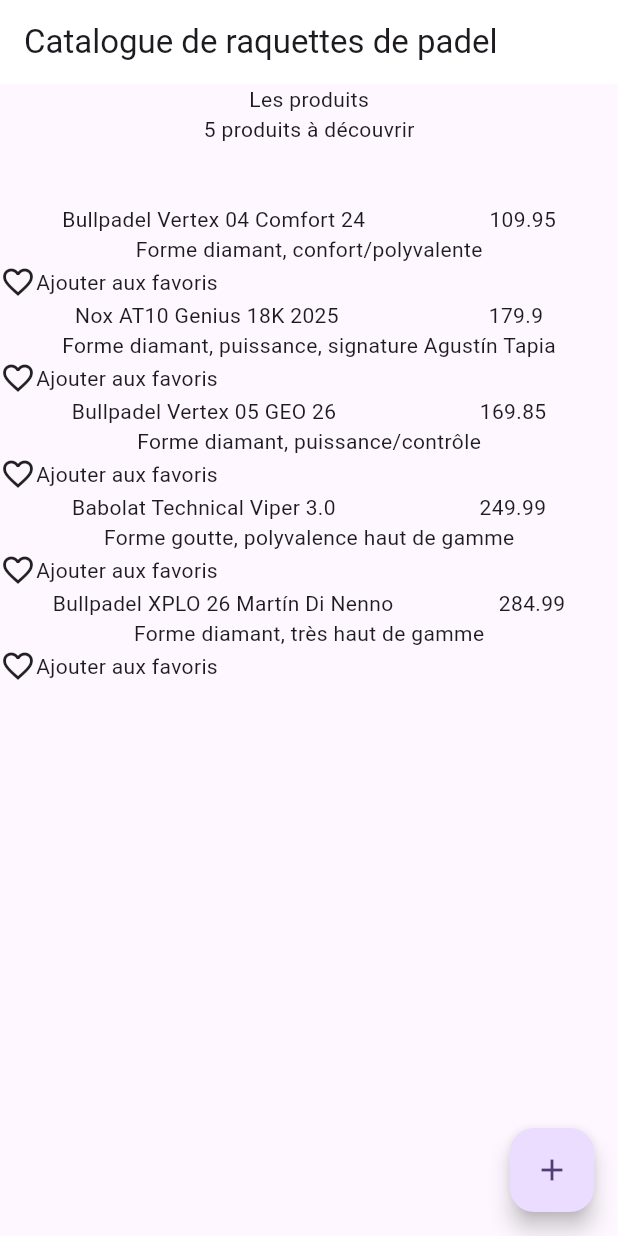
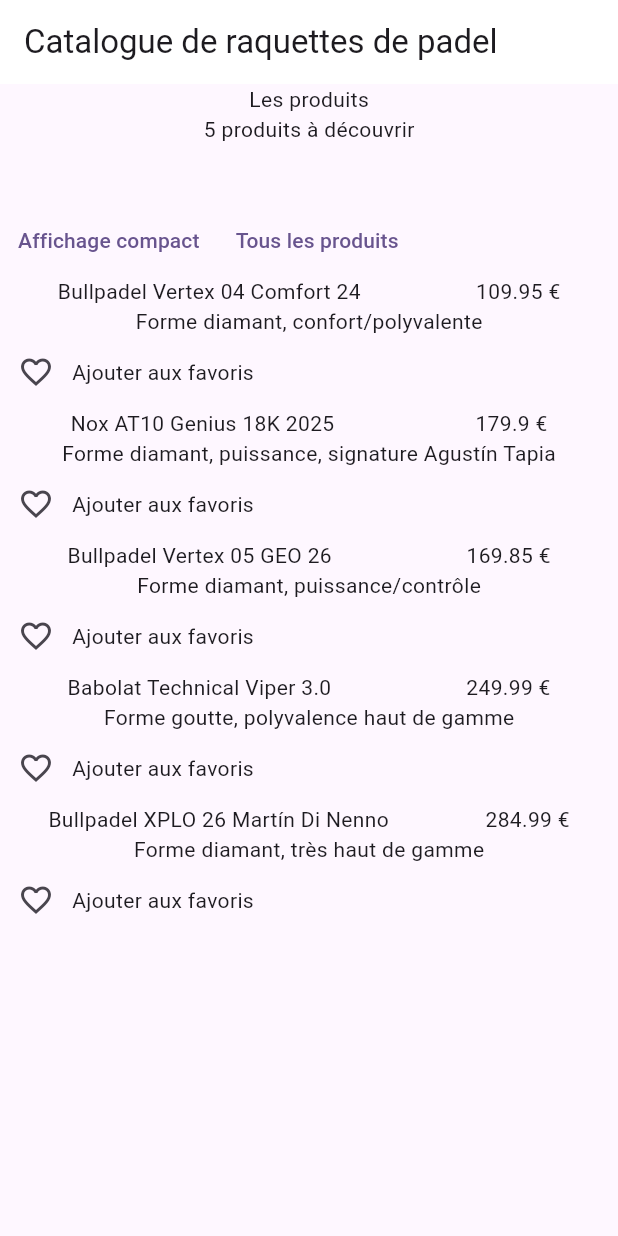
Before and after one commit to JonIsamb/product_display, a Flutter app: the screen it shows after launch, on a phone screen of 412 x 824 dp. Run offline on Flutter 3.47's test engine with Material 3 defaults, Android fonts, the phone set to English and light mode, and no system bars.

Commit message:
Add favorites management

```diff
--- /dev/null
+++ b/lib/class/padel_raquet.dart
@@ -0,0 +1,53 @@
+import 'package:flutter/material.dart';
+
+class PadelRaquet {
+  final String name;
+  final String description;
+  final double? price;
+  final String? image;
+  bool isFavorite;
+
+  PadelRaquet(this.name, this.description, this.price, this.image, this.isFavorite);
+
+  Widget buildName(BuildContext context) => Text(name);
+
+  Widget buildDescription(BuildContext context) => Text(description);
+
+  Widget buildFavorite(BuildContext context, VoidCallback onToggle) {
+    if (isFavorite) {
+      return Row(
+        children: [
+          IconButton(onPressed: onToggle, icon: Icon(Icons.favorite, color: Colors.red)),
+          Text('Retirer des favoris')
+        ],
+      );
+    } else {
+      return Row(
+        children: [
+          IconButton(onPressed: onToggle, icon: Icon(Icons.favorite_border)),
+          Text('Ajouter aux favoris')
+        ],
+      );
+    }
+  }
+
+  Widget buildImage(BuildContext context) {
+    if (image != null) {
+      return Image.network(image!);
+    } else {
+      return const SizedBox.shrink();
+    }
+  }
+
+  Widget buildPrice(BuildContext context) {
+    if (price != null) {
+      return Text('$price €');
+    } else {
+      return const SizedBox.shrink();
+    }
+  }
+
+  void setIsFavorite(bool isFavoriteValue) {
+    isFavorite = isFavoriteValue;
+  }
+}
--- a/lib/class/product.dart
+++ /dev/null
@@ -1,79 +0,0 @@
-import 'package:flutter/material.dart';
-import 'package:flutter/widgets.dart';
-
-/// The base class for the different types of items the list can contain.
-abstract class ListItem {
-  /// The name line to show in a list item.
-  Widget buildName(BuildContext context);
-  /// The description line, if any, to show in a list item.
-  Widget buildDescription(BuildContext context);
-
-  /// The price line, if any, to show in a list item.
-  Widget buildPrice(BuildContext context);
-
-  /// The image line, if any, to show in a list item.
-  Widget buildImage(BuildContext context);
-
-  Widget buildFavorite(BuildContext context) {
-    return const SizedBox.shrink();
-  }
-
-
-}
-
-/// A ListItem that contains data to display a message.
-class PadelRaquet implements ListItem {
-  final String name;
-  final String description;
-  final double? price;
-  final String? image;
-  final bool isFavorite;
-
-  PadelRaquet(this.name, this.description, this.price, this.image, this.isFavorite);
-  @override
-  Widget buildName(BuildContext context) => Text(name);
-
-  @override
-  Widget buildDescription(BuildContext context) => Text(description);
-
-  @override
-  Widget buildFavorite(BuildContext context) {
-    if (isFavorite) {
-      return Container(
-        child: Row(
-          children: [
-            Icon(Icons.favorite, color: Colors.red),
-            Text('Retirer des favoris')
-          ]
-        ),
-      );
-    } else {
-      return Container(
-        child: Row(
-            children: [
-              Icon(Icons.favorite_border),
-              Text('Ajouter aux favoris')
-            ]
-        ),
-      );
-    }
-  }
-
-  @override
-  Widget buildImage(BuildContext context) {
-    if (image != null) {
-      return Image.network(image!);
-    } else {
-      return const SizedBox.shrink();
-    }
-  }
-
-  @override
-  Widget buildPrice(BuildContext context) {
-    if (price != null) {
-      return Text(price.toString());
-    } else {
-      return const SizedBox.shrink();
-    }
-  }
-}
--- a/lib/main.dart
+++ b/lib/main.dart
@@ -1,5 +1,5 @@
 import 'package:flutter/material.dart';
-import 'package:project_display/class/product.dart';
+import 'package:project_display/class/padel_raquet.dart';
 
 void main() {
   runApp(const MyApp());
@@ -46,15 +46,22 @@
 }
 
 class _MyHomePageState extends State<MyHomePage> {
-  int _counter = 0;
+  bool fullDisplay = true;
+  bool displayFavoritesOnly = false;
 
-  void _incrementCounter() {
+  void toggleDisplay() {
     setState(() {
-      _counter++;
+      fullDisplay = !fullDisplay;
     });
   }
 
-  final items = List<ListItem>.from([
+  void displayFavoritesToggle() {
+    setState(() {
+      displayFavoritesOnly = !displayFavoritesOnly;
+    });
+  }
+
+  final items = List<PadelRaquet>.from([
     PadelRaquet('Bullpadel Vertex 04 Comfort 24', 'Forme diamant, confort/polyvalente', 109.95, '', false),
     PadelRaquet('Nox AT10 Genius 18K 2025', 'Forme diamant, puissance, signature Agustín Tapia', 179.90, '', false),
     PadelRaquet('Bullpadel Vertex 05 GEO 26', 'Forme diamant, puissance/contrôle', 169.85, '', false),
@@ -70,6 +77,10 @@
     // The Flutter framework has been optimized to make rerunning build methods
     // fast, so that you can just rebuild anything that needs updating rather
     // than having to individually change instances of widgets.
+    final displayedItems = displayFavoritesOnly
+        ? items.where((item) => item.isFavorite).toList()
+        : items;
+
     return Scaffold(
       appBar: AppBar(
         backgroundColor: Colors.white,
@@ -77,25 +88,31 @@
       ),
       body: Center(
         child: Column(
-          mainAxisAlignment: .center,
+          mainAxisAlignment: MainAxisAlignment.center,
           children: [
             SizedBox(
               height: 80,
               child: Column(
                 children: [
                   Text('Les produits'),
-                  Text('${items.length} produits à découvrir')
+                  Text('${displayedItems.length} produits à découvrir')
                 ],
               ),
             ),
+            Row(
+              children: [
+                TextButton(onPressed: toggleDisplay, child: Text(fullDisplay ? 'Affichage compact' : 'Affichage détaillé')),
+                TextButton(onPressed: displayFavoritesToggle, child: Text(displayFavoritesOnly ? 'Favoris uniquement' : 'Tous les produits'))
+              ],
+
+            ),
             Expanded(
               child: ListView.builder(
-                itemCount: items.length,
+                itemCount: displayedItems.length,
                 itemBuilder: (context, index) {
-                    final item = items[index];
+                  final item = displayedItems[index];
 
-                    return Container(
-                      child: Column(
+                  return Column(
                     children: [
                       Row(
                         mainAxisAlignment: MainAxisAlignment.spaceAround,
@@ -104,21 +121,19 @@
                           item.buildPrice(context)
                         ],
                       ),
-                          item.buildDescription(context),
-                          item.buildFavorite(context)
+                      if (fullDisplay) item.buildDescription(context),
+                      item.buildFavorite(context, () {
+                        setState(() {
+                          item.setIsFavorite(!item.isFavorite);
+                        });
+                      }),
                     ],
-                      )
                   );
-                  }
+                },
               ),
-            )
+            ),
           ],
         ),
-      ),
-      floatingActionButton: FloatingActionButton(
-        onPressed: _incrementCounter,
-        tooltip: 'Increment',
-        child: const Icon(Icons.add),
       ),
     );
   }
```
Also changed, not shown: pubspec.lock. Lines whose indentation alone changed are shown as unchanged.
